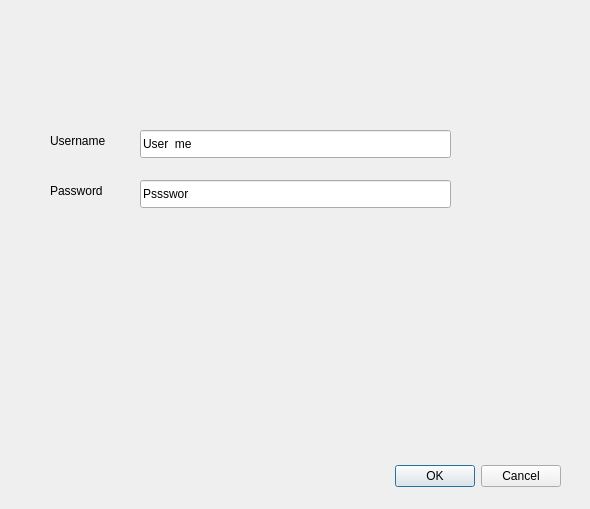
Before: the Qt Designer form IHM-client/connection.ui in Manon-Arc/IHM_Unity-Qt, drawn with Qt 5.
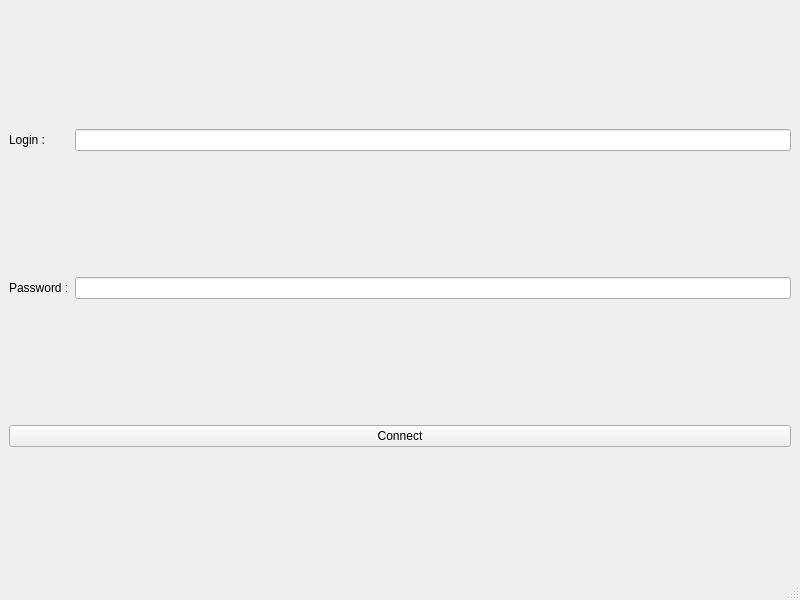
After: the same form once the commit is applied.

The edit to the form file:
```diff
--- a/IHM-client/connection.ui
+++ b/IHM-client/connection.ui
@@ -1,89 +1,60 @@
 <?xml version="1.0" encoding="UTF-8"?>
 <ui version="4.0">
- <class>Dialog</class>
- <widget class="QDialog" name="Dialog">
+ <class>Connection</class>
+ <widget class="QMainWindow" name="Connection">
   <property name="geometry">
    <rect>
     <x>0</x>
     <y>0</y>
-    <width>590</width>
-    <height>509</height>
+    <width>800</width>
+    <height>600</height>
    </rect>
   </property>
   <property name="windowTitle">
    <string>Dialog</string>
   </property>
-  <widget class="QDialogButtonBox" name="buttonBox">
-   <property name="geometry">
-    <rect>
-     <x>390</x>
-     <y>460</y>
-     <width>171</width>
-     <height>32</height>
-    </rect>
-   </property>
-   <property name="orientation">
-    <enum>Qt::Horizontal</enum>
-   </property>
-   <property name="standardButtons">
-    <set>QDialogButtonBox::Cancel|QDialogButtonBox::Ok</set>
-   </property>
+  <widget class="QWidget" name="centralwidget">
+   <layout class="QGridLayout" name="gridLayout">
+    <item row="0" column="0">
+     <widget class="QLabel" name="label">
+      <property name="text">
+       <string>Login :</string>
+      </property>
+     </widget>
+    </item>
+    <item row="0" column="1">
+     <widget class="QLineEdit" name="le_login"/>
+    </item>
+    <item row="1" column="0">
+     <widget class="QLabel" name="label_2">
+      <property name="text">
+       <string>Password :</string>
+      </property>
+     </widget>
+    </item>
+    <item row="1" column="1">
+     <widget class="QLineEdit" name="le_password"/>
+    </item>
+    <item row="2" column="0" colspan="2">
+     <widget class="QPushButton" name="pb_connect">
+      <property name="text">
+       <string>Connect</string>
+      </property>
+     </widget>
+    </item>
+   </layout>
   </widget>
-  <widget class="QLineEdit" name="Username">
+  <widget class="QMenuBar" name="menubar">
    <property name="geometry">
     <rect>
-     <x>140</x>
-     <y>130</y>
-     <width>311</width>
-     <height>28</height>
+     <x>0</x>
+     <y>0</y>
+     <width>800</width>
+     <height>26</height>
     </rect>
    </property>
-   <property name="inputMask">
-    <string>Username</string>
-   </property>
   </widget>
-  <widget class="QLineEdit" name="Password">
-   <property name="geometry">
-    <rect>
-     <x>140</x>
-     <y>180</y>
-     <width>311</width>
-     <height>28</height>
-    </rect>
-   </property>
-   <property name="inputMask">
-    <string>Password</string>
-   </property>
-   <property name="text">
-    <string>Psswor</string>
-   </property>
-  </widget>
-  <widget class="QLabel" name="label">
-   <property name="geometry">
-    <rect>
-     <x>50</x>
-     <y>130</y>
-     <width>81</width>
-     <height>21</height>
-    </rect>
-   </property>
-   <property name="text">
-    <string>Username</string>
-   </property>
-  </widget>
-  <widget class="QLabel" name="label_2">
-   <property name="geometry">
-    <rect>
-     <x>50</x>
-     <y>180</y>
-     <width>71</width>
-     <height>21</height>
-    </rect>
-   </property>
-   <property name="text">
-    <string>Password</string>
-   </property>
-  </widget>
+  <widget class="QStatusBar" name="statusbar"/>
  </widget>
  <resources/>
  <connections>
```
Left out of the diff: 37 changed lines with no effect on the pictures.
